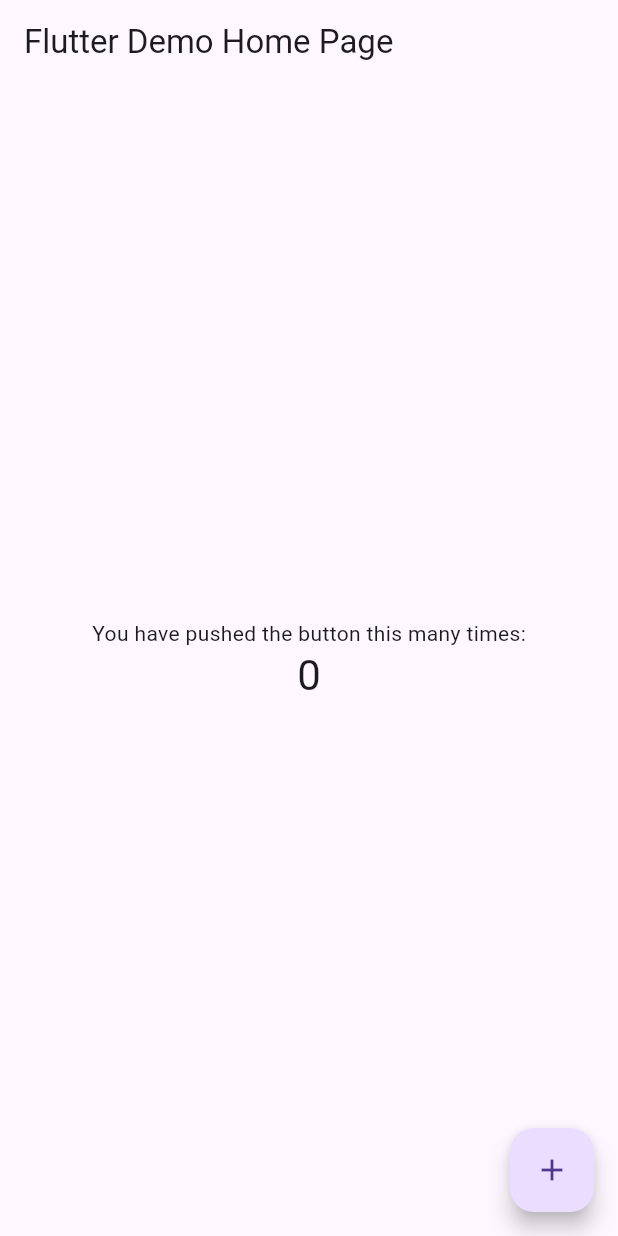
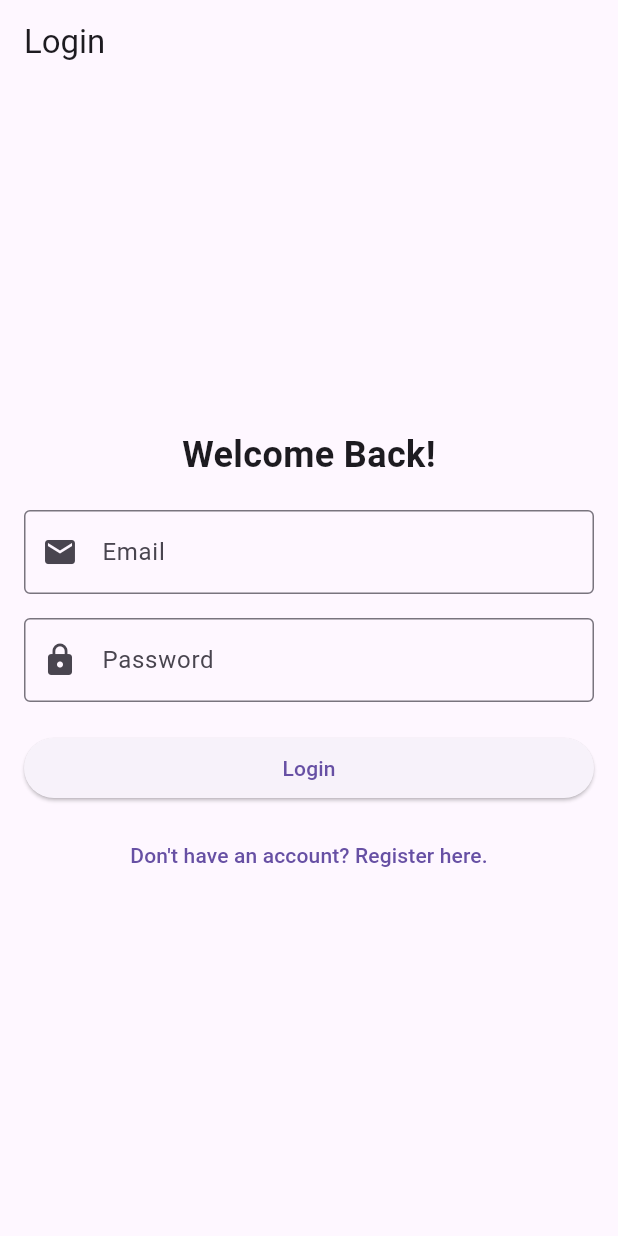
Before and after one commit to harishteddy/flutter, a Flutter app: the screen it shows after launch, on a phone screen of 412 x 824 dp. Run offline on Flutter 3.47's test engine with Material 3 defaults, Android fonts, the phone set to English and light mode, and no system bars; our stand-ins replace firebase_core, firebase_messaging; missing offline and left inert: smartech_appinbox, smartech_base, smartech_nudges, smartech_push; accounts and stored records are empty.

Commit message:
login and register

```diff
--- /dev/null
+++ b/lib/LoginScreen.dart
@@ -0,0 +1,111 @@
+
+import 'package:flutter/cupertino.dart';
+import 'package:flutter/material.dart';
+
+class LoginScreen extends StatefulWidget {
+  @override
+  _LoginScreenState createState() => _LoginScreenState();
+}
+
+class _LoginScreenState extends State<LoginScreen> {
+  final _formKey = GlobalKey<FormState>();
+  final TextEditingController emailController = TextEditingController();
+  final TextEditingController passwordController = TextEditingController();
+
+  bool isLoading = false;
+
+  void login() {
+    if (_formKey.currentState?.validate() ?? false) {
+      setState(() {
+        isLoading = true;
+      });
+
+      // Simulate API call
+      Future.delayed(const Duration(seconds: 2), () {
+        setState(() {
+          isLoading = false;
+        });
+        Navigator.pushNamed(context, '/dashboard');
+      });
+    }
+  }
+
+  @override
+  Widget build(BuildContext context) {
+    return Scaffold(
+      appBar: AppBar(
+        title: const Text("Login"),
+      ),
+      body: Padding(
+        padding: const EdgeInsets.all(16.0),
+        child: Form(
+          key: _formKey,
+          child: Column(
+            mainAxisAlignment: MainAxisAlignment.center,
+            crossAxisAlignment: CrossAxisAlignment.stretch,
+            children: [
+              const Text(
+                "Welcome Back!",
+                textAlign: TextAlign.center,
+                style: TextStyle(fontSize: 24, fontWeight: FontWeight.bold),
+              ),
+              const SizedBox(height: 20),
+              TextFormField(
+                controller: emailController,
+                decoration: const InputDecoration(
+                  labelText: "Email",
+                  border: OutlineInputBorder(),
+                  prefixIcon: Icon(Icons.email),
+                ),
+                keyboardType: TextInputType.emailAddress,
+                validator: (value) {
+                  if (value == null || value.isEmpty) {
+                    return "Please enter your email.";
+                  }
+                  if (!RegExp(r"^[a-zA-Z0-9_.+-]+@[a-zA-Z0-9-]+\.[a-zA-Z0-9-.]+$")
+                      .hasMatch(value)) {
+                    return "Please enter a valid email.";
+                  }
+                  return null;
+                },
+              ),
+              const SizedBox(height: 16),
+              TextFormField(
+                controller: passwordController,
+                decoration: const InputDecoration(
+                  labelText: "Password",
+                  border: OutlineInputBorder(),
+                  prefixIcon: Icon(Icons.lock),
+                ),
+                obscureText: true,
+                validator: (value) {
+                  if (value == null || value.isEmpty) {
+                    return "Please enter your password.";
+                  }
+                  if (value.length < 6) {
+                    return "Password must be at least 6 characters.";
+                  }
+                  return null;
+                },
+              ),
+              const SizedBox(height: 20),
+              isLoading
+                  ? const Center(child: CircularProgressIndicator())
+                  : ElevatedButton(
+                onPressed: login,
+                child: const Text("Login"),
+              ),
+              const SizedBox(height: 10),
+              TextButton(
+                onPressed: () {
+                  Navigator.pushNamed(context, '/register');
+                },
+                child: const Text("Don't have an account? Register here."),
+              ),
+            ],
+          ),
+        ),
+      ),
+    );
+  }
+}
--- a/lib/main.dart
+++ b/lib/main.dart
@@ -10,6 +10,11 @@ import 'package:smartech_nudges/tracker/route_obersver.dart';
 import 'package:smartech_push/smartech_push.dart';
 import 'package:firebase_core/firebase_core.dart';
 import 'package:smartech_push/smt_notification_callback.dart';
+import 'AppInboxScreen.dart';
+import 'DashboardScreen.dart';
+import 'LoginScreen.dart';
+import 'ProfileUpdateScreen.dart';
+import 'RegisterScreen.dart';
 
 @pragma('vm:entry-point')
 
@@ -30,34 +35,6 @@ Future<void> main() async {
 
 
   print("smt1");
-
-
-
-  List<MessageCategory> categoryList = [];
-  SmartechAppinbox().getAppInboxCategoryWiseMessageList(categoryList: categoryList?.where((element) => element.selected).map((e) => e.name).toList() ?? []).then((value) {
-    // Here you will get list of  appinbox messages according to selected category list
-    print("response app inbox4"+value.toString());
-  });
-  SmartechAppinbox().getAppInboxMessagesByApiCall(
-      messageLimit:  10,
-      smtInboxDataType:  "all",
-      categoryList: categoryList.where((element) => element.selected).map((e) => e.name).toList()).then((value) {
-    // Here you will get list of app inbox messages
-    print("response app inbox3"+value.toString()+categoryList.toString());
-  });
-
-  SmartechAppinbox().getAppInboxMessages().then((value) {
-    // Here you will get list of all appinbox messages from local db
-    print("response app inbox"+value.toString());
-  });
-
-  SmartechAppinbox().getAppInboxCategoryList().then((value) {
-    // Here you will get list of available categories for appinbox messages
-    print("response1 app inbox"+value.toString());
-
-
-  });
-
 
   Smartech().onHandleDeeplink((String? smtDeeplinkSource, String? smtDeeplink, Map<dynamic, dynamic>? smtPayload, Map<dynamic, dynamic>? smtCustomPayload) async {
 // Perform action on click of Notification
@@ -93,46 +70,6 @@ Future<void> main() async {
     }
     // Handle if not from Smartech
   });
-
-
-
-
-
-/*
-// For foreground state
-  FirebaseMessaging.onMessage.listen((RemoteMessage message) async {
-
-    print("pndata12 :");
-    bool isFromSmt = await SmartechPush().isNotificationFromSmartech(message.data.toString());
-    if(isFromSmt){
-      SmartechPush().handlePushNotification(message.data.toString());
-      print("fg pndata :" + message.data.toString());
-
-      print("pndata :2");
-      return;
-    }
-    // handle if not from Smartech
-  });
-
-
-// For background/terminated state
-  @pragma('vm:entry-point')
-  Future<void> _firebaseMessagingBackgroundHandler(RemoteMessage message) async {
-    print("pndata13:");
-    await Firebase.initializeApp();
-    bool isFromSmt = await SmartechPush().isNotificationFromSmartech(message.data.toString());
-    if(isFromSmt){
-      SmartechPush().handlePushNotification(message.data.toString());
-      print("bg pndata :" + message.data.toString());
-
-      print("pndata3 :");
-      return;
-    }
-    // handle if not from Smartech
-  }
-*/
-
-
 }
 
 class _PxDeeplinkListenerImpl extends PxDeeplinkListener {
@@ -178,16 +115,8 @@ class MyApp extends StatelessWidget {
 
     SmartechPush().requestNotificationPermission(MyNotificationPermissionCallback());
 
-
-
-
-
-
-
     //NetcorePX.instance.setUserId("harishreddy.rudru@gmail.com");
     print("smtDeeplinkSource value");
-
-
 
 
     return SmartechPxWidget(
@@ -199,12 +128,24 @@ class MyApp extends StatelessWidget {
           primarySwatch: Colors.blue,
         ),
 
-        home: const MyHomePage(title: 'Flutter Demo Home Page'),
+        //home: const MyHomePage(title: 'Flutter Demo Home Page'),
+
+        initialRoute: '/login', // Set LoginScreen as the initial screen
+        routes: {
+          '/login': (context) => LoginScreen(),
+          '/register': (context) => RegisterScreen(),
+          '/dashboard': (context) => const DashboardScreen(),
+          '/appInbox': (context) => const AppInboxScreen(),
+          '/profileUpdate': (context) => ProfileUpdateScreen(),
+          '/home': (context) => const MyHomePage(title: 'Flutter Demo Home Page'),
+        },
 
       ),
     );
   }
 }
+
+
 
 class MyNotificationPermissionCallback implements SMTNotificationPermissionCallback {
   @override
```
Also changed, not shown: lib/AppInboxScreen.dart (added, +112 -0 lines), lib/DashboardScreen.dart (added, +86 -0 lines), lib/ProfileUpdateScreen.dart (added, +131 -0 lines), lib/RegisterScreen.dart (added, +121 -0 lines), pubspec.yaml (+4 -4 lines), pubspec.lock, 3 other files.
